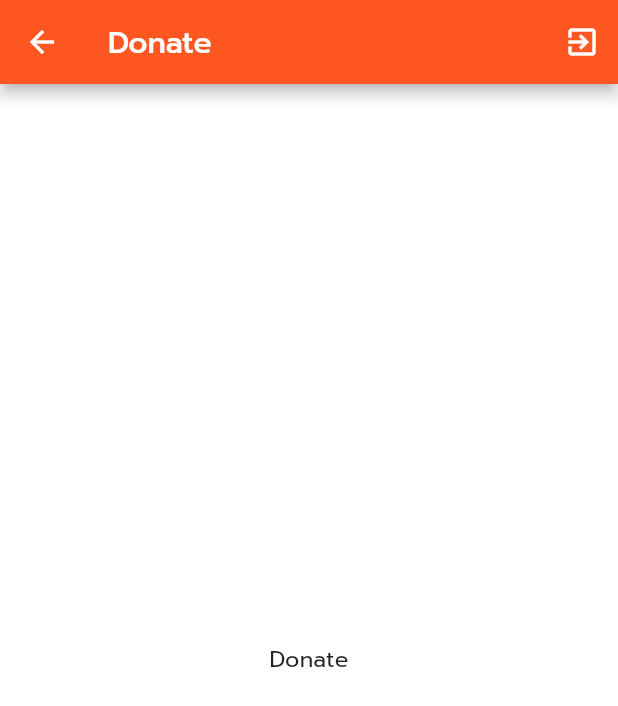
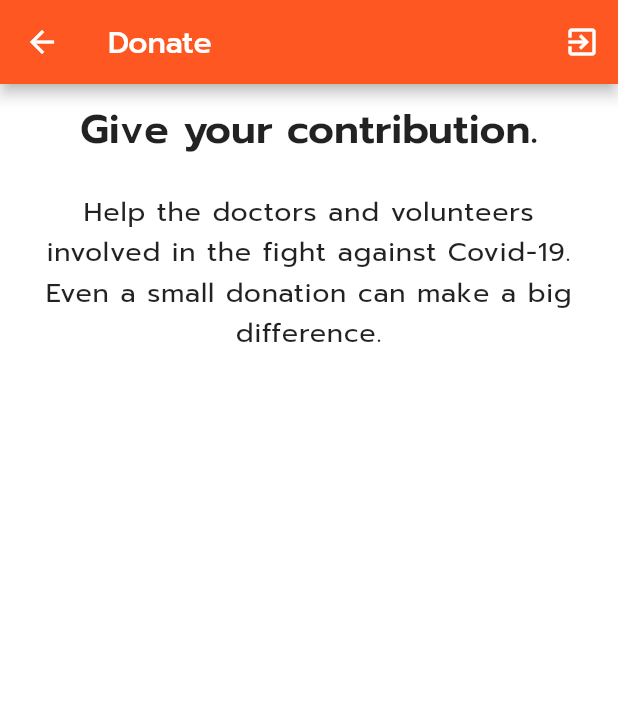
Before and after one commit to gellaz/covtrack, a Flutter app: the DonateScreen screen opened directly, on a phone screen of 412 x 824 dp. Shown: the top 706 px of the screen. Run offline on Flutter 3.47's test engine with Material 2 defaults, Android fonts, the phone set to English and light mode, and no system bars; our stand-ins replace bloc, equatable, firebase_auth, flutter_bloc, flutter_typeahead, geolocator and 5 more; missing offline and left inert: google_maps_webservice; accounts and stored records are empty; project files that could hold a hidden picture were left out.

```diff
--- a/lib/l10n/messages_en.dart
+++ b/lib/l10n/messages_en.dart
@@ -24,6 +24,8 @@ class MessageLookup extends MessageLookupByLibrary {
     "createAccount" : MessageLookupByLibrary.simpleMessage("Create a new account"),
     "differentPasswords" : MessageLookupByLibrary.simpleMessage("The two passwords are not the same"),
     "donate" : MessageLookupByLibrary.simpleMessage("Donate"),
+    "donateBody" : MessageLookupByLibrary.simpleMessage("Help the doctors and volunteers involved in the fight against Covid-19. Even a small donation can make a big difference."),
+    "donateTitle" : MessageLookupByLibrary.simpleMessage("Give your contribution."),
     "done" : MessageLookupByLibrary.simpleMessage("Done"),
     "home" : MessageLookupByLibrary.simpleMessage("Home"),
     "info" : MessageLookupByLibrary.simpleMessage("Info"),
@@ -41,9 +43,12 @@ class MessageLookup extends MessageLookupByLibrary {
     "onboarding3" : MessageLookupByLibrary.simpleMessage("In the Info section you can read the latest information regarding the sanitary situation in your country and in the world"),
     "onboarding4" : MessageLookupByLibrary.simpleMessage("In the Donate section you will find a list of the main health associations and hospitals to which you can make a donation to help in the fight against Covid-19"),
     "or" : MessageLookupByLibrary.simpleMessage("or"),
+    "reasonPickerDesc" : MessageLookupByLibrary.simpleMessage("Reason of the trip:"),
     "register" : MessageLookupByLibrary.simpleMessage("Register"),
     "registering" : MessageLookupByLibrary.simpleMessage("Registering..."),
     "registrationFailure" : MessageLookupByLibrary.simpleMessage("Registration failure"),
-    "skip" : MessageLookupByLibrary.simpleMessage("Skip")
+    "skip" : MessageLookupByLibrary.simpleMessage("Skip"),
+    "startTrip" : MessageLookupByLibrary.simpleMessage("Start Trip"),
+    "tripDetails" : MessageLookupByLibrary.simpleMessage("Trip Details")
   };
 }
--- a/lib/l10n/messages_messages.dart
+++ b/lib/l10n/messages_messages.dart
@@ -24,6 +24,8 @@ class MessageLookup extends MessageLookupByLibrary {
     "createAccount" : MessageLookupByLibrary.simpleMessage("Create a new account"),
     "differentPasswords" : MessageLookupByLibrary.simpleMessage("The two passwords are not the same"),
     "donate" : MessageLookupByLibrary.simpleMessage("Donate"),
+    "donateBody" : MessageLookupByLibrary.simpleMessage("Help the doctors and volunteers involved in the fight against Covid-19. Even a small donation can make a big difference."),
+    "donateTitle" : MessageLookupByLibrary.simpleMessage("Give your contribution."),
     "done" : MessageLookupByLibrary.simpleMessage("Done"),
     "home" : MessageLookupByLibrary.simpleMessage("Home"),
     "info" : MessageLookupByLibrary.simpleMessage("Info"),
@@ -41,9 +43,12 @@ class MessageLookup extends MessageLookupByLibrary {
     "onboarding3" : MessageLookupByLibrary.simpleMessage("In the Info section you can read the latest information regarding the sanitary situation in your country and in the world"),
     "onboarding4" : MessageLookupByLibrary.simpleMessage("In the Donate section you will find a list of the main health associations and hospitals to which you can make a donation to help in the fight against Covid-19"),
     "or" : MessageLookupByLibrary.simpleMessage("or"),
+    "reasonPickerDesc" : MessageLookupByLibrary.simpleMessage("Reason of the trip:"),
     "register" : MessageLookupByLibrary.simpleMessage("Register"),
     "registering" : MessageLookupByLibrary.simpleMessage("Registering..."),
     "registrationFailure" : MessageLookupByLibrary.simpleMessage("Registration failure"),
-    "skip" : MessageLookupByLibrary.simpleMessage("Skip")
+    "skip" : MessageLookupByLibrary.simpleMessage("Skip"),
+    "startTrip" : MessageLookupByLibrary.simpleMessage("Start Trip"),
+    "tripDetails" : MessageLookupByLibrary.simpleMessage("Trip Details")
   };
 }
--- a/lib/presentation/containers/authentication_container.dart
+++ b/lib/presentation/containers/authentication_container.dart
@@ -2,7 +2,6 @@ import 'package:flutter/material.dart';
 import 'package:flutter_bloc/flutter_bloc.dart';
 
 import '../../business/blocs/authentication/authentication_bloc.dart';
-import '../screens/error_screen.dart';
 import '../screens/login_screen.dart';
 import '../screens/root_screen.dart';
 import '../screens/splash_screen.dart';
@@ -21,7 +20,7 @@ class AuthenticationContainer extends StatelessWidget {
         if (state is Authenticated) {
           return RootScreen();
         }
-        return ErrorScreen();
+        return Container();
       },
     );
   }
--- a/lib/presentation/screens/donate_screen.dart
+++ b/lib/presentation/screens/donate_screen.dart
@@ -1,6 +1,6 @@
-import 'package:covtrack/utils/app_localizations.dart';
 import 'package:flutter/material.dart';
 
+import '../../utils/app_localizations.dart';
 import '../widgets/logout_button.dart';
 
 class DonateScreen extends StatelessWidget {
@@ -13,8 +13,27 @@ class DonateScreen extends StatelessWidget {
           LogoutButton(),
         ],
       ),
-      body: Center(
-        child: Text('Donate'),
+      body: Padding(
+        padding: const EdgeInsets.symmetric(
+          horizontal: 20,
+          vertical: 10,
+        ),
+        child: Column(
+          crossAxisAlignment: CrossAxisAlignment.stretch,
+          children: <Widget>[
+            Text(
+              AppLocalizations.of(context).donateTitle,
+              style: Theme.of(context).textTheme.headline5,
+              textAlign: TextAlign.center,
+            ),
+            SizedBox(height: 20),
+            Text(
+              AppLocalizations.of(context).donateBody,
+              style: Theme.of(context).textTheme.bodyText1,
+              textAlign: TextAlign.center,
+            ),
+          ],
+        ),
       ),
     );
   }
--- a/lib/presentation/screens/home_screen.dart
+++ b/lib/presentation/screens/home_screen.dart
@@ -1,8 +1,8 @@
-import 'package:covtrack/data/models/trip.dart';
 import 'package:flutter/material.dart';
 import 'package:flutter_bloc/flutter_bloc.dart';
 
 import '../../business/blocs/trips/trips_bloc.dart';
+import '../../data/models/trip.dart';
 import '../widgets/logout_button.dart';
 
 class HomeScreen extends StatelessWidget {
--- a/lib/utils/app_localizations.dart
+++ b/lib/utils/app_localizations.dart
@@ -51,6 +51,24 @@ class AppLocalizations {
       'Donate',
       name: 'donate',
       desc: 'Donate section label',
+      locale: localeName,
+    );
+  }
+
+  String get donateBody {
+    return Intl.message(
+      'Help the doctors and volunteers involved in the fight against Covid-19. Even a small donation can make a big difference.',
+      name: 'donateBody',
+      desc: 'Donate screen body',
+      locale: localeName,
+    );
+  }
+
+  String get donateTitle {
+    return Intl.message(
+      'Give your contribution.',
+      name: 'donateTitle',
+      desc: 'Donate screen title',
       locale: localeName,
     );
   }
@@ -209,6 +227,15 @@ class AppLocalizations {
     );
   }
 
+  String get reasonPickerDesc {
+    return Intl.message(
+      'Reason of the trip:',
+      name: 'reasonPickerDesc',
+      desc: 'Reason picker description',
+      locale: localeName,
+    );
+  }
+
   String get register {
     return Intl.message(
       'Register',
@@ -244,6 +271,24 @@ class AppLocalizations {
       locale: localeName,
     );
   }
+
+  String get startTrip {
+    return Intl.message(
+      'Start Trip',
+      name: 'startTrip',
+      desc: 'Start Trip button label',
+      locale: localeName,
+    );
+  }
+
+  String get tripDetails {
+    return Intl.message(
+      'Trip Details',
+      name: 'tripDetails',
+      desc: 'Trip Details appbar title',
+      locale: localeName,
+    );
+  }
 }
 
 class _AppLocalizationsDelegate
```
Also changed, not shown: lib/l10n/intl_en.arb (+30 -0 lines), lib/l10n/intl_it.arb (+30 -0 lines), lib/l10n/intl_messages.arb (+31 -1 lines), lib/l10n/messages_it.dart (+6 -1 lines), lib/main.dart (+12 -3 lines), lib/presentation/screens/error_screen.dart (deleted, +0 -15 lines), lib/presentation/screens/trip_details_screen.dart (+6 -6 lines).
